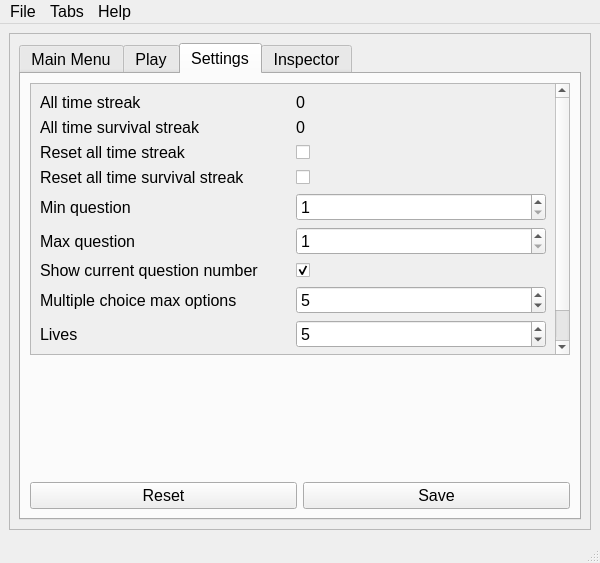
Above: v2/main.ui from LuuppiChan/luupycards before the change. Below: the same form after it.
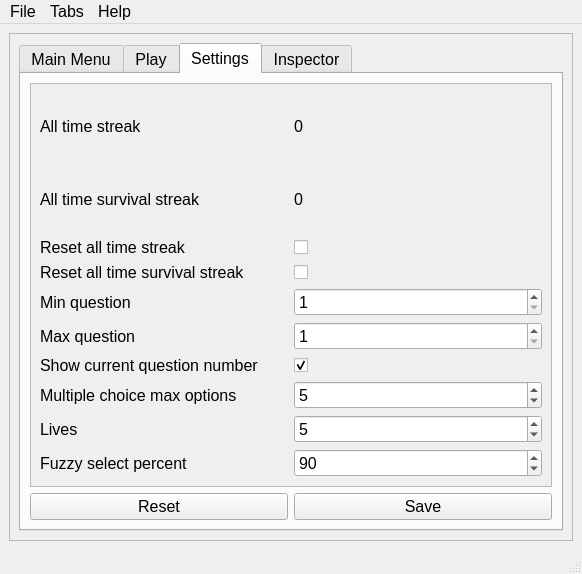
That is the form after the change. The open tabs and pages were chosen to show the change. Icons and pictures are not drawn.

Patch:
```diff
--- a/v2/main.ui
+++ b/v2/main.ui
@@ -6,8 +6,8 @@
    <rect>
     <x>0</x>
     <y>0</y>
-    <width>600</width>
-    <height>563</height>
+    <width>582</width>
+    <height>574</height>
    </rect>
   </property>
   <property name="font">
@@ -40,8 +40,8 @@
         <rect>
          <x>0</x>
          <y>0</y>
-         <width>584</width>
-         <height>486</height>
+         <width>566</width>
+         <height>497</height>
         </rect>
        </property>
        <layout class="QGridLayout" name="gridLayout_11">
@@ -338,8 +338,8 @@
                <property name="geometry">
                 <rect>
                  <x>0</x>
-                 <y>0</y>
-                 <width>534</width>
+                 <y>-49</y>
+                 <width>516</width>
                  <height>423</height>
                 </rect>
                </property>
@@ -619,8 +619,8 @@
               </widget>
              </widget>
             </item>
-            <item row="13" column="1">
-             <layout class="QHBoxLayout" name="horizontalLayout_6">
+            <item row="12" column="1">
+             <layout class="QHBoxLayout" name="horizontalLayout_settings_buttons">
               <item>
                <widget class="QPushButton" name="button_settings_reset_2">
                 <property name="toolTip">
@@ -649,19 +649,6 @@
               </item>
              </layout>
             </item>
-            <item row="12" column="1">
-             <spacer name="verticalSpacer_7">
-              <property name="orientation">
-               <enum>Qt::Vertical</enum>
-              </property>
-              <property name="sizeHint" stdset="0">
-               <size>
-                <width>20</width>
-                <height>40</height>
-               </size>
-              </property>
-             </spacer>
-            </item>
            </layout>
           </widget>
           <widget class="QWidget" name="tab_inspector">
@@ -809,7 +796,7 @@
     <rect>
      <x>0</x>
      <y>0</y>
-     <width>600</width>
+     <width>582</width>
      <height>33</height>
     </rect>
    </property>
@@ -858,7 +845,11 @@
    <addaction name="menuTabs"/>
    <addaction name="menuHelp"/>
   </widget>
-  <widget class="QStatusBar" name="statusbar"/>
+  <widget class="QStatusBar" name="statusbar">
+   <property name="enabled">
+    <bool>true</bool>
+   </property>
+  </widget>
   <action name="actionCSV">
    <property name="text">
     <string>CSV</string>
```
Left out of the diff: 305 changed lines with no effect on the pictures.
